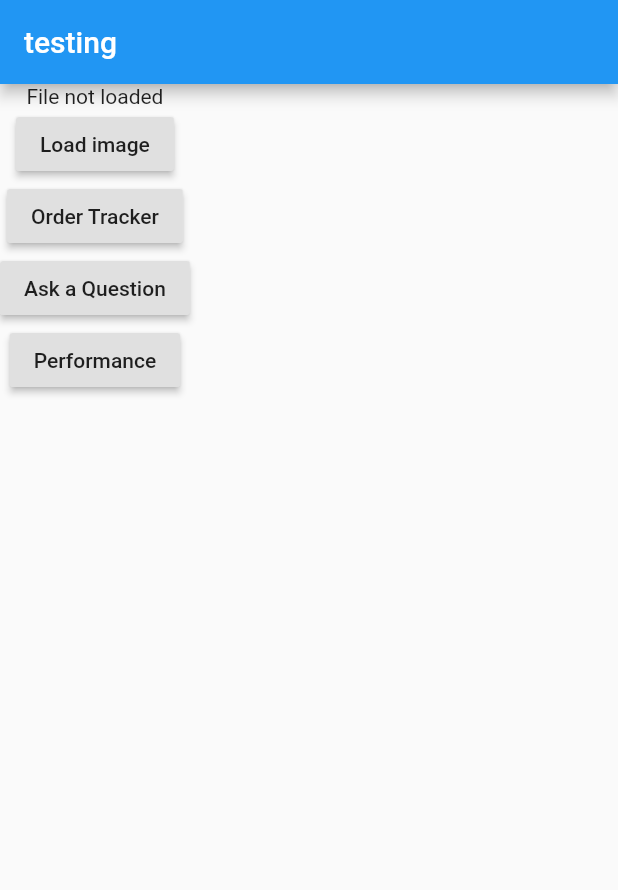
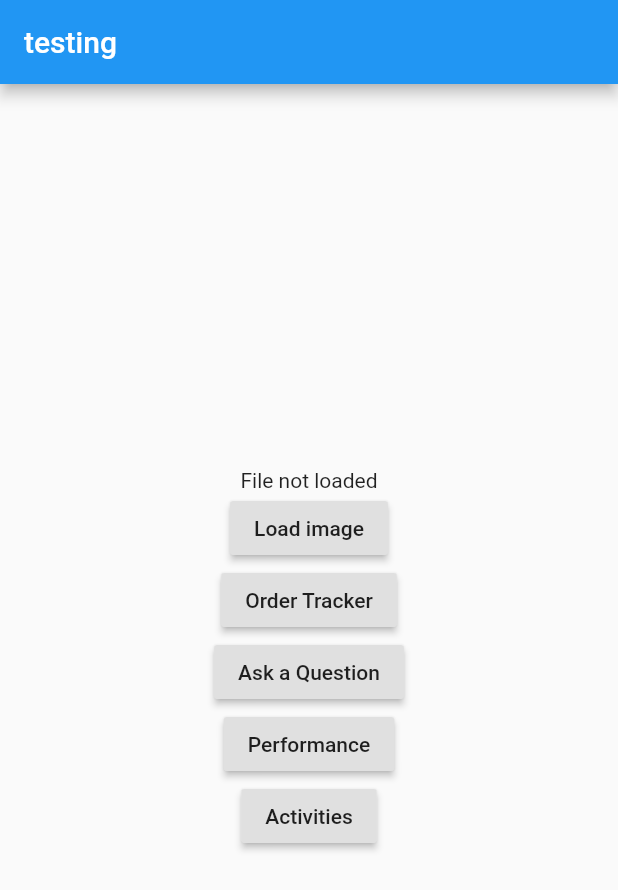
Before and after one commit to johnj-dev/amazon_s3_test, a Flutter app: the screen it shows after launch, on a phone screen of 412 x 824 dp. Shown: the top 890 px of the screen. Run offline on Flutter 3.47's test engine with Material 2 defaults, Android fonts, the phone set to English and light mode, and no system bars; our stand-ins replace dio, flutter_dash; missing offline and left inert: amazon_cognito_identity_dart, amazon_cognito_identity_dart_2, flutter_aws_s3_client.

Commit message:
Add Activities Page

```diff
--- a/lib/main.dart
+++ b/lib/main.dart
@@ -1,5 +1,6 @@
 import 'dart:io';
 
+import 'package:amazon_s3_test/activities_buyer.dart';
 import 'package:amazon_s3_test/order_tracker.dart';
 import 'package:amazon_s3_test/performance_buyer.dart';
 import 'package:flutter/material.dart';
@@ -69,7 +70,9 @@ class _MyHomeState extends State<MyHome> {
       appBar: AppBar(
         title: Text('testing'),
       ),
-      body: Column(
+      body: Center(
+        child: Column(
+          mainAxisSize: MainAxisSize.min,
           children: [
             file != null ? Image.file(file) : Text('File not loaded'),
             RaisedButton(
@@ -96,7 +99,14 @@ class _MyHomeState extends State<MyHome> {
                 Navigator.push(context, MaterialPageRoute(builder: (context) => PerformanceBuyer()));
               }
             ),
+            RaisedButton(
+              child: Text('Activities'),
+              onPressed: () {
+                Navigator.push(context, MaterialPageRoute(builder: (context) => Activities()));
+              }
+            ),
           ],
+        ),
       ),
     );
   }
```
Also changed, not shown: lib/activities_buyer.dart (added, +41 -0 lines). Lines whose indentation alone changed are shown as unchanged.
